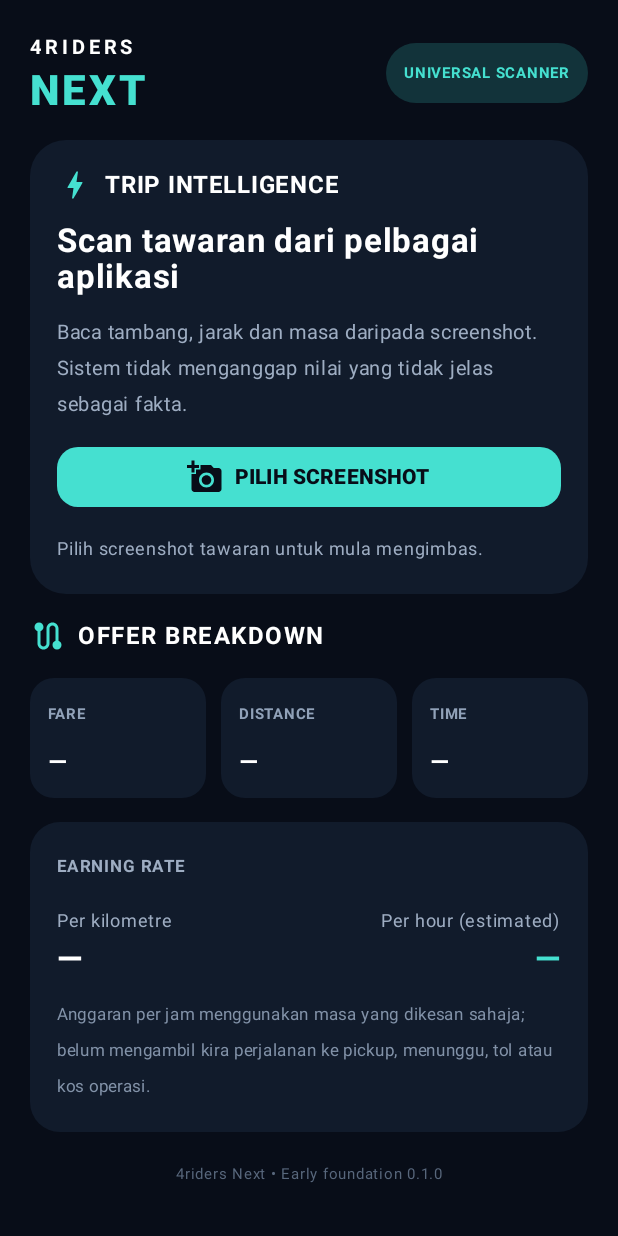
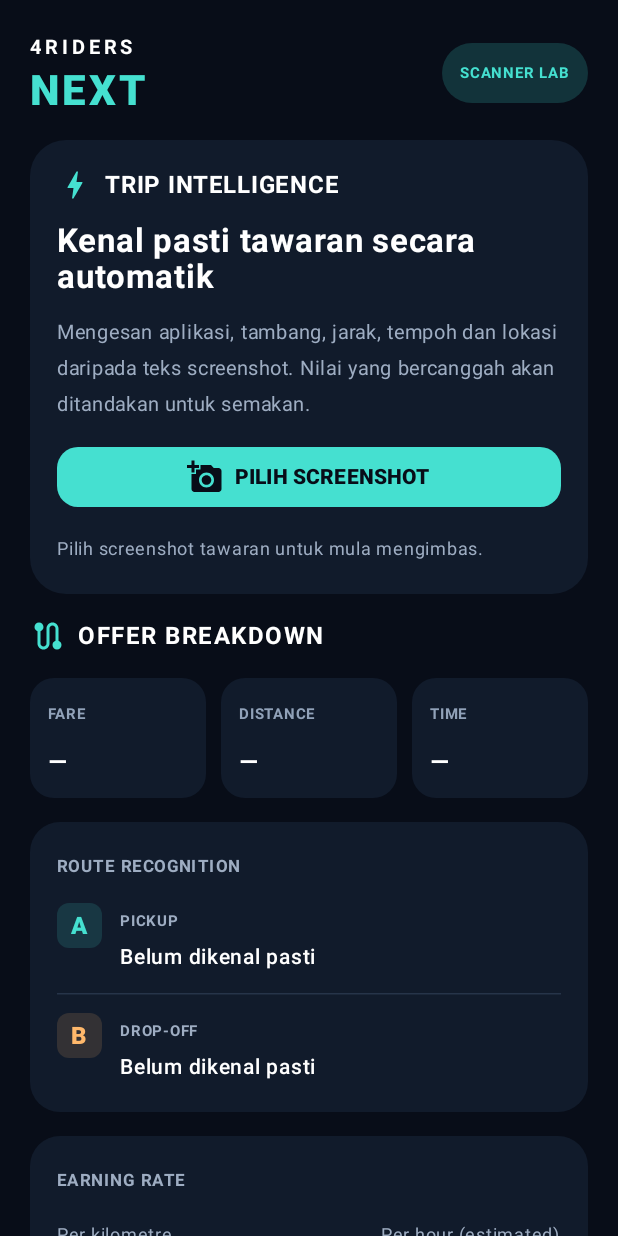
Before and after one commit to kakashinal99/4riders-Next, an Android app built with Jetpack Compose: the screen it shows after launch (MainActivity), on a phone screen of 412 x 824 dp. Run offline under Robolectric (Android 15) with nearby library versions, the phone set to English and light mode, and no system bars.

Commit message:
Add source recognition and offer completeness insights

```diff
--- a/app/build.gradle.kts
+++ b/app/build.gradle.kts
@@ -11,8 +11,8 @@ android {
         applicationId = "com.fourriders.next"
         minSdk = 24
         targetSdk = 35
-        versionCode = 2
-        versionName = "0.2.0"
+        versionCode = 3
+        versionName = "0.3.0"
     }
     buildFeatures { compose = true }
     compileOptions {
--- a/app/src/main/java/com/fourriders/next/MainActivity.kt
+++ b/app/src/main/java/com/fourriders/next/MainActivity.kt
@@ -33,11 +33,16 @@ import java.util.Locale
 private val Night = Color(0xFF080D18)
 private val Panel = Color(0xFF111B2B)
 private val Cyan = Color(0xFF45E0D0)
+private val Muted = Color(0xFF9EADC2)
 
 class MainActivity : ComponentActivity() {
     override fun onCreate(savedInstanceState: Bundle?) {
         super.onCreate(savedInstanceState)
-        setContent { MaterialTheme(colorScheme = darkColorScheme(primary = Cyan, background = Night, surface = Panel)) { RiderHome() } }
+        setContent {
+            MaterialTheme(colorScheme = darkColorScheme(primary = Cyan, background = Night, surface = Panel)) {
+                RiderHome()
+            }
+        }
     }
 }
 
@@ -48,71 +53,169 @@ private fun RiderHome() {
     var offer by remember { mutableStateOf(TripOffer()) }
     var busy by remember { mutableStateOf(false) }
     var status by remember { mutableStateOf("Pilih screenshot tawaran untuk mula mengimbas.") }
+
     val picker = rememberLauncherForActivityResult(ActivityResultContracts.GetContent()) { uri: Uri? ->
         if (uri != null) scope.launch {
-            busy = true; status = "Sedang membaca teks pada imej…"
+            busy = true
+            status = "Sedang membaca dan menganalisis imej…"
             runCatching { TextScanner().scan(context, uri) }
-                .onSuccess { text -> offer = OfferParser.parse(text); status = if (text.isBlank()) "Tiada teks dikesan. Cuba imej yang lebih jelas." else "Imbasan selesai. Semak nilai sebelum membuat keputusan." }
+                .onSuccess { text ->
+                    offer = OfferParser.parse(text)
+                    status = if (text.isBlank()) "Tiada teks dikesan. Cuba imej yang lebih jelas."
+                    else "Analisis selesai. Sahkan butiran sebelum digunakan."
+                }
                 .onFailure { status = "Imej tidak dapat dibaca. Cuba pilih imej lain." }
             busy = false
         }
     }
 
-    Column(Modifier.fillMaxSize().background(Night).verticalScroll(rememberScrollState()).padding(20.dp), verticalArrangement = Arrangement.spacedBy(16.dp)) {
+    Column(
+        Modifier.fillMaxSize().background(Night).verticalScroll(rememberScrollState()).padding(20.dp),
+        verticalArrangement = Arrangement.spacedBy(16.dp)
+    ) {
         Row(Modifier.fillMaxWidth(), horizontalArrangement = Arrangement.SpaceBetween, verticalAlignment = Alignment.CenterVertically) {
             Column {
                 Text("4RIDERS", color = Color.White, fontSize = 13.sp, fontWeight = FontWeight.Bold, letterSpacing = 3.sp)
                 Text("NEXT", color = Cyan, fontSize = 28.sp, fontWeight = FontWeight.Black, letterSpacing = 2.sp)
             }
-            Surface(color = Color(0xFF12333A), shape = RoundedCornerShape(50)) { Text("UNIVERSAL SCANNER", Modifier.padding(horizontal = 12.dp, vertical = 8.dp), color = Cyan, fontSize = 10.sp, fontWeight = FontWeight.Bold) }
+            Surface(color = Color(0xFF12333A), shape = RoundedCornerShape(50)) {
+                Text("SCANNER LAB", Modifier.padding(horizontal = 12.dp, vertical = 8.dp), color = Cyan, fontSize = 10.sp, fontWeight = FontWeight.Bold)
+            }
         }
+
         Card(colors = CardDefaults.cardColors(containerColor = Panel), shape = RoundedCornerShape(24.dp)) {
             Column(Modifier.padding(18.dp), verticalArrangement = Arrangement.spacedBy(12.dp)) {
-                Row(verticalAlignment = Alignment.CenterVertically) { Icon(Icons.Default.Bolt, null, tint = Cyan); Spacer(Modifier.width(8.dp)); Text("TRIP INTELLIGENCE", color = Color.White, fontWeight = FontWeight.Bold) }
-                Text("Scan tawaran dari pelbagai aplikasi", color = Color.White, fontSize = 22.sp, fontWeight = FontWeight.Bold)
-                Text("Baca tambang, jarak dan masa daripada screenshot. Sistem tidak menganggap nilai yang tidak jelas sebagai fakta.", color = Color(0xFF9EADC2), fontSize = 13.sp)
-                Button(onClick = { picker.launch("image/*") }, enabled = !busy, modifier = Modifier.fillMaxWidth(), colors = ButtonDefaults.buttonColors(containerColor = Cyan, contentColor = Night), shape = RoundedCornerShape(14.dp)) {
-                    Icon(Icons.Default.AddAPhoto, null); Spacer(Modifier.width(8.dp)); Text(if (busy) "SCANNING…" else "PILIH SCREENSHOT", fontWeight = FontWeight.Black)
+                Row(verticalAlignment = Alignment.CenterVertically) {
+                    Icon(Icons.Default.Bolt, null, tint = Cyan)
+                    Spacer(Modifier.width(8.dp))
+                    Text("TRIP INTELLIGENCE", color = Color.White, fontWeight = FontWeight.Bold)
                 }
-                Text(status, color = Color(0xFF9EADC2), fontSize = 12.sp)
+                Text("Kenal pasti tawaran secara automatik", color = Color.White, fontSize = 22.sp, fontWeight = FontWeight.Bold)
+                Text(
+                    "Mengesan aplikasi, tambang, jarak, tempoh dan lokasi daripada teks screenshot. Nilai yang bercanggah akan ditandakan untuk semakan.",
+                    color = Muted, fontSize = 13.sp
+                )
+                Button(
+                    onClick = { picker.launch("image/*") },
+                    enabled = !busy,
+                    modifier = Modifier.fillMaxWidth(),
+                    colors = ButtonDefaults.buttonColors(containerColor = Cyan, contentColor = Night),
+                    shape = RoundedCornerShape(14.dp)
+                ) {
+                    Icon(Icons.Default.AddAPhoto, null)
+                    Spacer(Modifier.width(8.dp))
+                    Text(if (busy) "SCANNING…" else "PILIH SCREENSHOT", fontWeight = FontWeight.Black)
+                }
+                Text(status, color = Muted, fontSize = 12.sp)
                 if (busy) LinearProgressIndicator(Modifier.fillMaxWidth(), color = Cyan)
             }
         }
-        Row(verticalAlignment = Alignment.CenterVertically) { Icon(Icons.Default.Route, null, tint = Cyan); Spacer(Modifier.width(8.dp)); Text("OFFER BREAKDOWN", color = Color.White, fontWeight = FontWeight.Bold, letterSpacing = 1.sp) }
+
+        if (offer.rawText.isNotBlank()) {
+            Card(colors = CardDefaults.cardColors(containerColor = Panel), shape = RoundedCornerShape(18.dp)) {
+                Column(Modifier.padding(16.dp), verticalArrangement = Arrangement.spacedBy(8.dp)) {
+                    Row(Modifier.fillMaxWidth(), horizontalArrangement = Arrangement.SpaceBetween) {
+                        Text("SOURCE DETECTION", color = Muted, fontSize = 10.sp, fontWeight = FontWeight.Bold)
+                        Text(offer.platform.uppercase(), color = Cyan, fontSize = 11.sp, fontWeight = FontWeight.Bold)
+                    }
+                    Text("DATA COMPLETENESS  •  ${offer.dataCompleteness}%", color = Color.White, fontWeight = FontWeight.Bold, fontSize = 12.sp)
+                    LinearProgressIndicator(
+                        progress = { offer.dataCompleteness / 100f },
+                        modifier = Modifier.fillMaxWidth(),
+                        color = Cyan,
+                        trackColor = Color(0xFF263449)
+                    )
+                    Text("Skor ini mengukur medan yang berjaya diekstrak, bukan jaminan ketepatan OCR.", color = Muted, fontSize = 11.sp)
+                }
+            }
+        }
+
+        Row(verticalAlignment = Alignment.CenterVertically) {
+            Icon(Icons.Default.Route, null, tint = Cyan)
+            Spacer(Modifier.width(8.dp))
+            Text("OFFER BREAKDOWN", color = Color.White, fontWeight = FontWeight.Bold, letterSpacing = 1.sp)
+        }
         Row(horizontalArrangement = Arrangement.spacedBy(10.dp)) {
-            MetricCard("FARE", offer.fare?.let { "RM " + money(it) } ?: "—", Modifier.weight(1f))
+            MetricCard("FARE", offer.fare?.let { "RM ${money(it)}" } ?: "—", Modifier.weight(1f))
             MetricCard("DISTANCE", offer.distanceKm?.let { "${number(it)} km" } ?: "—", Modifier.weight(1f))
             MetricCard("TIME", offer.durationMin?.let { "$it min" } ?: "—", Modifier.weight(1f))
         }
+
         Card(colors = CardDefaults.cardColors(containerColor = Panel), shape = RoundedCornerShape(20.dp)) {
             Column(Modifier.padding(18.dp), verticalArrangement = Arrangement.spacedBy(12.dp)) {
-                Text("EARNING RATE", color = Color(0xFF9EADC2), fontSize = 11.sp, fontWeight = FontWeight.Bold, letterSpacing = 1.sp)
-                Row(Modifier.fillMaxWidth(), horizontalArrangement = Arrangement.SpaceBetween) {
-                    Column { Text("Per kilometre", color = Color(0xFF9EADC2), fontSize = 12.sp); Text(offer.perKm?.let { "RM ${money(it)}" } ?: "—", color = Color.White, fontSize = 22.sp, fontWeight = FontWeight.Bold) }
-                    Column(horizontalAlignment = Alignment.End) { Text("Per hour (estimated)", color = Color(0xFF9EADC2), fontSize = 12.sp); Text(offer.perHour?.let { "RM ${money(it)}" } ?: "—", color = Cyan, fontSize = 22.sp, fontWeight = FontWeight.Bold) }
-                }
-                Text("Anggaran per jam menggunakan masa yang dikesan sahaja; belum mengambil kira perjalanan ke pickup, menunggu, tol atau kos operasi.", color = Color(0xFF8292A8), fontSize = 11.sp)
+                Text("ROUTE RECOGNITION", color = Muted, fontSize = 11.sp, fontWeight = FontWeight.Bold, letterSpacing = 1.sp)
+                RouteLine("PICKUP", offer.pickup ?: "Belum dikenal pasti", Cyan)
+                HorizontalDivider(color = Color(0xFF263449))
+                RouteLine("DROP-OFF", offer.dropoff ?: "Belum dikenal pasti", Color(0xFFFFB86B))
             }
         }
+
+        Card(colors = CardDefaults.cardColors(containerColor = Panel), shape = RoundedCornerShape(20.dp)) {
+            Column(Modifier.padding(18.dp), verticalArrangement = Arrangement.spacedBy(12.dp)) {
+                Text("EARNING RATE", color = Muted, fontSize = 11.sp, fontWeight = FontWeight.Bold, letterSpacing = 1.sp)
+                Row(Modifier.fillMaxWidth(), horizontalArrangement = Arrangement.SpaceBetween) {
+                    Column {
+                        Text("Per kilometre", color = Muted, fontSize = 12.sp)
+                        Text(offer.perKm?.let { "RM ${money(it)}" } ?: "—", color = Color.White, fontSize = 22.sp, fontWeight = FontWeight.Bold)
+                    }
+                    Column(horizontalAlignment = Alignment.End) {
+                        Text("Per hour (estimated)", color = Muted, fontSize = 12.sp)
+                        Text(offer.perHour?.let { "RM ${money(it)}" } ?: "—", color = Cyan, fontSize = 22.sp, fontWeight = FontWeight.Bold)
+                    }
+                }
+                Text(
+                    "Kiraan sejam berdasarkan tempoh tawaran sahaja; belum mengambil kira perjalanan ke pickup, menunggu, tol atau kos operasi.",
+                    color = Color(0xFF8292A8), fontSize = 11.sp
+                )
+            }
+        }
+
         if (offer.confidenceNotes.isNotEmpty()) {
             Card(colors = CardDefaults.cardColors(containerColor = Color(0xFF2A2418)), shape = RoundedCornerShape(16.dp)) {
-                Column(Modifier.padding(16.dp)) { Text("PERLU SEMAK", color = Color(0xFFFFD18A), fontWeight = FontWeight.Bold); offer.confidenceNotes.forEach { Text("• $it", color = Color(0xFFE8D7B8), fontSize = 12.sp) } }
+                Column(Modifier.padding(16.dp), verticalArrangement = Arrangement.spacedBy(6.dp)) {
+                    Text("PERLU SEMAK", color = Color(0xFFFFD18A), fontWeight = FontWeight.Bold)
+                    offer.confidenceNotes.forEach { Text("• $it", color = Color(0xFFE8D7B8), fontSize = 12.sp) }
+                }
             }
         }
+
         if (offer.rawText.isNotBlank()) {
             Card(colors = CardDefaults.cardColors(containerColor = Panel), shape = RoundedCornerShape(16.dp)) {
-                Column(Modifier.padding(16.dp)) { Text("OCR TEXT", color = Cyan, fontWeight = FontWeight.Bold, fontSize = 11.sp); Spacer(Modifier.height(8.dp)); Text(offer.rawText, color = Color(0xFFB8C5D8), fontSize = 12.sp) }
+                Column(Modifier.padding(16.dp)) {
+                    Text("OCR SOURCE TEXT", color = Cyan, fontWeight = FontWeight.Bold, fontSize = 11.sp)
+                    Spacer(Modifier.height(8.dp))
+                    Text(offer.rawText, color = Color(0xFFB8C5D8), fontSize = 12.sp)
+                }
             }
         }
-        Text("4riders Next • Early foundation 0.1.0", color = Color(0xFF58677C), fontSize = 10.sp, modifier = Modifier.align(Alignment.CenterHorizontally))
+        Text("4riders Next • Scanner engine 0.3.0", color = Color(0xFF58677C), fontSize = 10.sp, modifier = Modifier.align(Alignment.CenterHorizontally))
+    }
+}
+
+@Composable
+private fun RouteLine(label: String, value: String, accent: Color) {
+    Row(verticalAlignment = Alignment.Top, horizontalArrangement = Arrangement.spacedBy(12.dp)) {
+        Surface(color = accent.copy(alpha = 0.14f), shape = RoundedCornerShape(8.dp)) {
+            Box(Modifier.size(30.dp), contentAlignment = Alignment.Center) {
+                Text(if (label == "PICKUP") "A" else "B", color = accent, fontWeight = FontWeight.Black)
+            }
+        }
+        Column(Modifier.weight(1f)) {
+            Text(label, color = Muted, fontSize = 10.sp, fontWeight = FontWeight.Bold)
+            Text(value, color = Color.White, fontSize = 14.sp, fontWeight = FontWeight.Medium)
+        }
     }
 }
 
 @Composable
 private fun MetricCard(label: String, value: String, modifier: Modifier = Modifier) {
     Card(modifier, colors = CardDefaults.cardColors(containerColor = Panel), shape = RoundedCornerShape(16.dp)) {
-        Column(Modifier.padding(12.dp), verticalArrangement = Arrangement.spacedBy(8.dp)) { Text(label, color = Color(0xFF91A2B9), fontSize = 10.sp, fontWeight = FontWeight.Bold); Text(value, color = Color.White, fontSize = 16.sp, fontWeight = FontWeight.Bold) }
+        Column(Modifier.padding(12.dp), verticalArrangement = Arrangement.spacedBy(8.dp)) {
+            Text(label, color = Color(0xFF91A2B9), fontSize = 10.sp, fontWeight = FontWeight.Bold)
+            Text(value, color = Color.White, fontSize = 16.sp, fontWeight = FontWeight.Bold)
+        }
     }
 }
+
 private fun money(v: Double) = String.format(Locale.US, "%.2f", v)
 private fun number(v: Double) = String.format(Locale.US, "%.1f", v)
--- a/app/src/main/java/com/fourriders/next/data/TripOffer.kt
+++ b/app/src/main/java/com/fourriders/next/data/TripOffer.kt
@@ -6,6 +6,7 @@ data class TripOffer(
     val durationMin: Int? = null,
     val pickup: String? = null,
     val dropoff: String? = null,
+    val platform: String = "Unknown app",
     val rawText: String = "",
     val confidenceNotes: List<String> = emptyList()
 ) {
@@ -15,6 +16,10 @@ data class TripOffer(
     val perHour: Double? get() =
         if (fare != null && durationMin != null && durationMin > 0) fare / (durationMin / 60.0) else null
 
+    // Completeness, not a promise that OCR values are correct.
+    val dataCompleteness: Int get() =
+        listOf(fare, distanceKm, durationMin, pickup, dropoff).count { it != null } * 20
+
     val isReadyForReview: Boolean get() =
         fare != null && distanceKm != null && durationMin != null
 }
```
Also changed, not shown: app/src/main/java/com/fourriders/next/scanner/OfferParser.kt (+31 -21 lines).
